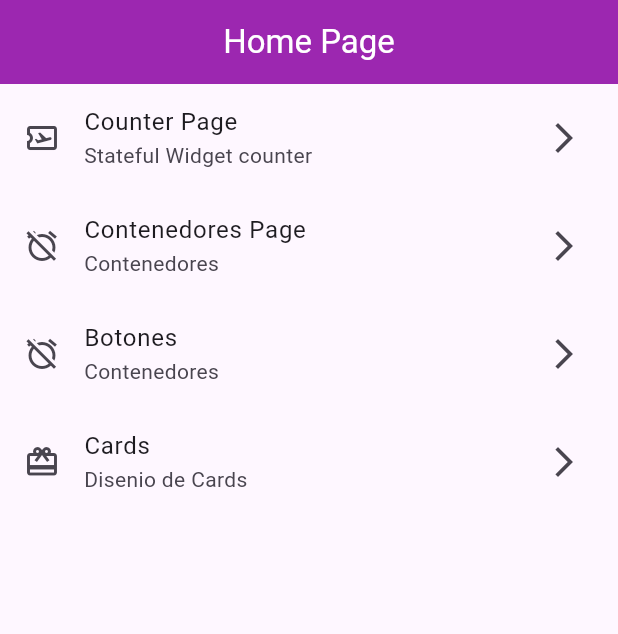
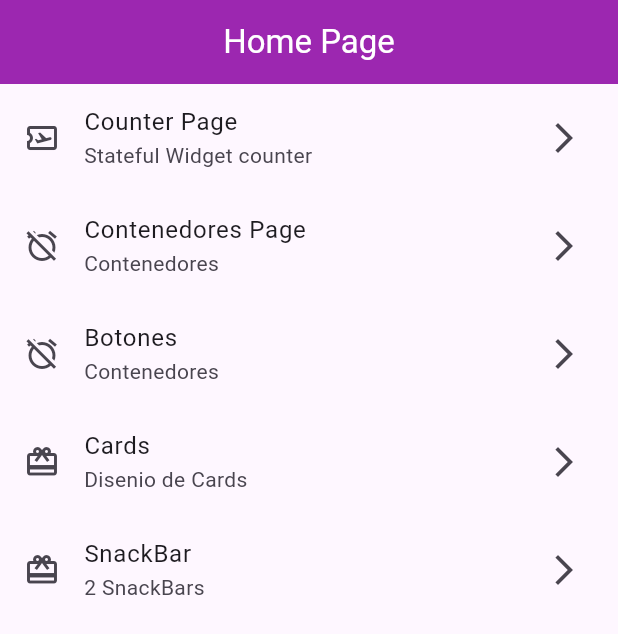
Before and after one commit to Dropxni/noseflutter, a Flutter app: the screen it shows after launch, on a phone screen of 412 x 824 dp. Shown: the top 634 px of the screen. Run offline on Flutter 3.47's test engine with Material 3 defaults, Android fonts, the phone set to English and light mode, and no system bars.

Commit message:
add snackbars

```diff
--- a/lib/main.dart
+++ b/lib/main.dart
@@ -3,6 +3,7 @@ import 'package:noseflutter/pages/counter.dart';
 import 'package:noseflutter/pages/home.dart';
 import 'package:noseflutter/pages/buttons.dart';
 import 'package:noseflutter/pages/cards.dart';
+import 'package:noseflutter/pages/snackbars.dart';
 import 'package:flutter/material.dart';
 
 void main() {
@@ -22,7 +23,8 @@ class MainApp extends StatelessWidget {
         '/counter': (context) => const CounterPage(),
         '/contenedores': (context) => const ContainersPage(),
         '/buttons': (context) => const ButtonsPage(),
-        '/cards': (context) => const CardsPage()
+        '/cards': (context) => const CardsPage(),
+        '/snackbars': (context) => const SnackbarsPage(),
       },
       theme: ThemeData(
         appBarTheme: const AppBarTheme(
--- a/lib/pages/home.dart
+++ b/lib/pages/home.dart
@@ -46,6 +46,16 @@ class HomePage extends StatelessWidget {
             onTap: () => (
               Navigator.pushNamed(context,'/cards' )
             ),
+          ),
+          ListTile(
+            title: const Text("SnackBar"),
+            subtitle: const Text("2 SnackBars"),
+            leading: const Icon(Icons.card_giftcard),
+            trailing: const Icon(Icons.arrow_forward_ios),
+            onTap: () => (
+              Navigator.pushNamed(context,'/snackbars' )
+            ),
+
           )
         ],
       ),
```
Also changed, not shown: lib/pages/snackbars.dart (added, +75 -0 lines).
